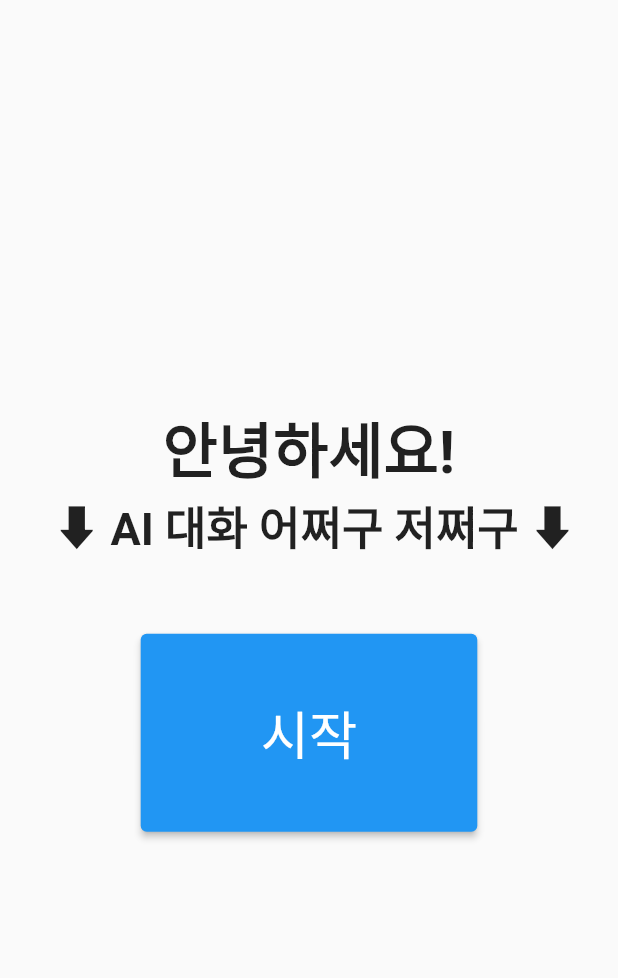
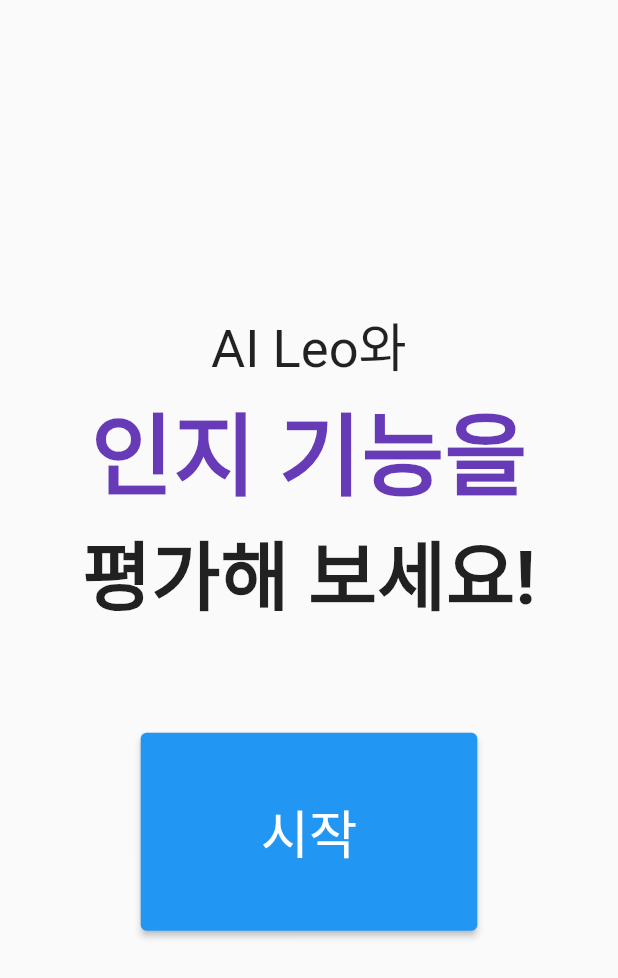
Before and after one commit to enjoy89/Memory_Connect, a Flutter app: the screen it shows after launch, on a phone screen of 412 x 824 dp. Shown: the top 978 px of the screen. Run offline on Flutter 3.47's test engine with Material 2 defaults, Android fonts, the phone set to English and light mode, and no system bars; our stand-ins replace carousel_slider, get, smooth_page_indicator, speech_to_text, video_player.

Commit message:
feat:  메인 Text 내용 수정정

```diff
--- a/MC_frontend/MemoryConnectFlutter/m_c/lib/main.dart
+++ b/MC_frontend/MemoryConnectFlutter/m_c/lib/main.dart
@@ -82,15 +82,29 @@ class _MyHomePageState extends State<MyHomePage> {
             mainAxisAlignment: MainAxisAlignment.center,
             children: [
               const Text(
-                '안녕하세요!',
-                style: TextStyle(fontSize: 40, fontWeight: FontWeight.bold),
+                'AI Leo와',
+                style: TextStyle(
+                  fontSize: 35,
+                  fontWeight: FontWeight.w400,
+                ),
               ),
               const Text(
-                ' ⬇️ AI 대화 어쩌구 저쩌구 ⬇️',
-                style: TextStyle(fontSize: 30, fontWeight: FontWeight.bold),
+                '인지 기능을',
+                style: TextStyle(
+                  color: Colors.deepPurple,
+                  fontSize: 60,
+                  fontWeight: FontWeight.bold,
+                ),
+              ),
+              const Text(
+                '평가해 보세요!',
+                style: TextStyle(
+                  fontSize: 50,
+                  fontWeight: FontWeight.bold,
+                ),
               ),
               const SizedBox(
-                height: 50,
+                height: 70,
               ),
               ElevatedButton(
                 onPressed: () async {
```
Also changed, not shown: 1 other file.
